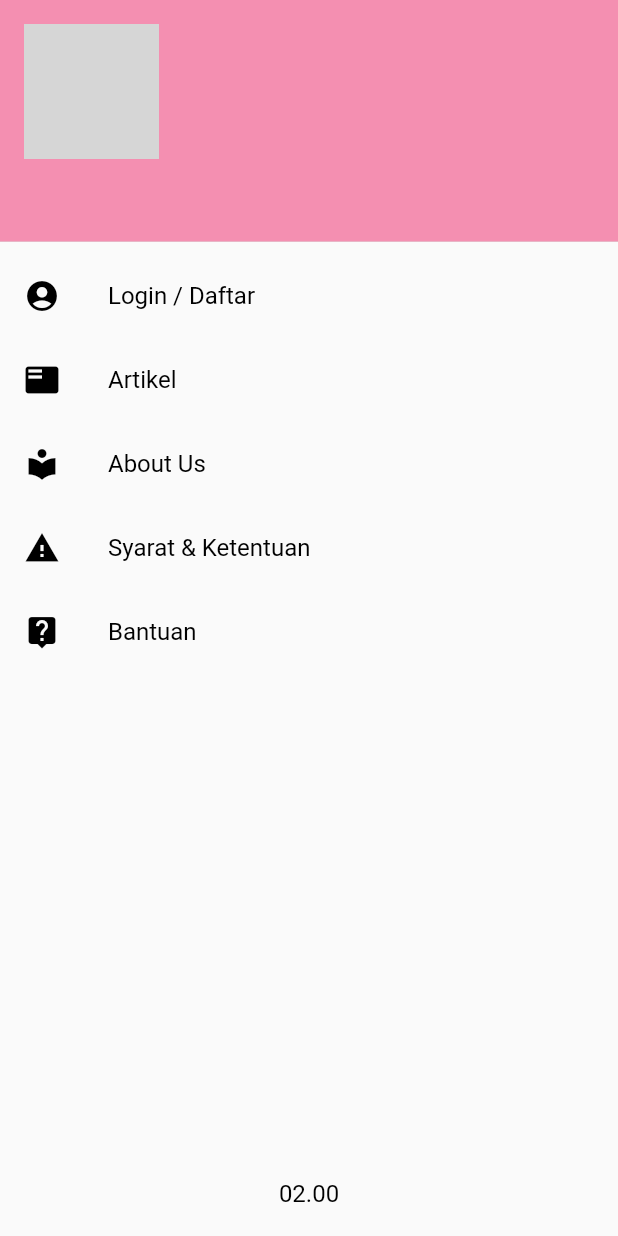
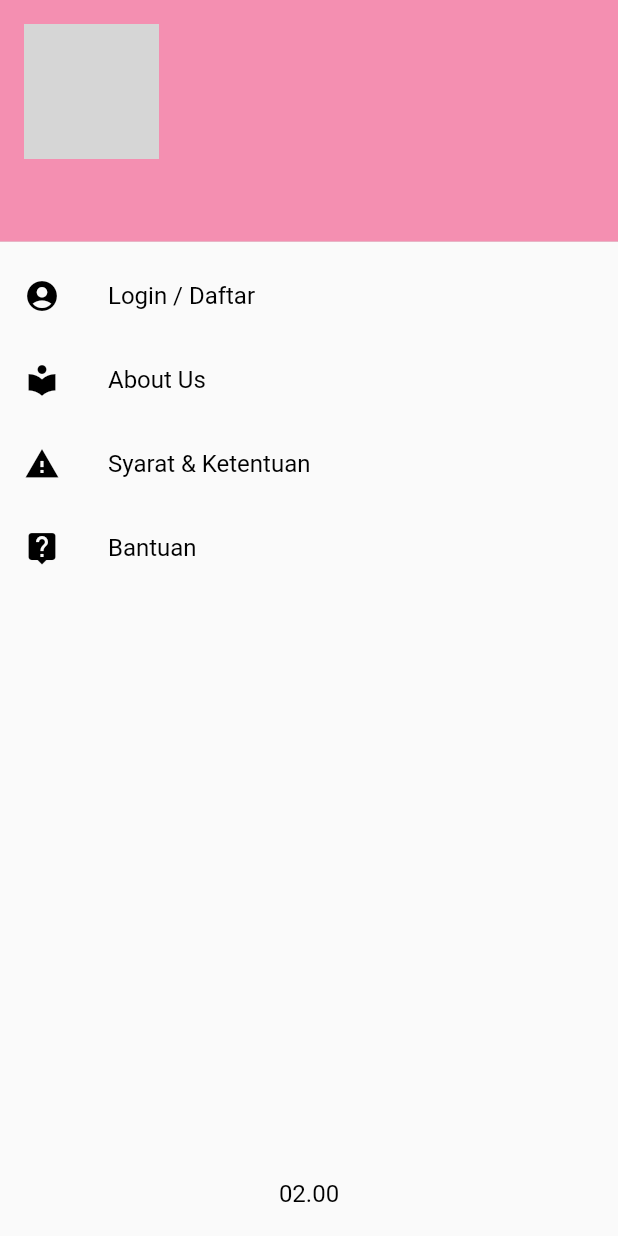
Before and after one commit to mnurs/klinikku, a Flutter app: the DrawerPage screen opened directly, on a phone screen of 412 x 824 dp. Run offline on Flutter 3.47's test engine with Material 2 defaults, Android fonts, the phone set to English and light mode, and no system bars; our stand-ins replace card_swiper, flutter_local_notifications, image_picker, rflutter_alert; missing offline and left inert: clipboard; network calls fail; grey boxes are pictures that could not be loaded.

```diff
--- a/lib/home/drawer.dart
+++ b/lib/home/drawer.dart
@@ -311,19 +311,6 @@ class _DrawerPageState extends State<DrawerPage> {
             ),
             ListTile(
               title: Text(
-                'Artikel',
-                style: TextStyle(color: Colors.black),
-              ),
-              leading: Icon(
-                Icons.featured_play_list,
-                color: Colors.black,
-              ),
-              onTap: () {
-                Navigator.of(context).pushNamed("/Articles");
-              },
-            ),
-            ListTile(
-              title: Text(
                 'About Us',
                 style: TextStyle(color: Colors.black),
               ),
--- a/lib/register/daftar.dart
+++ b/lib/register/daftar.dart
@@ -2,6 +2,7 @@ import 'dart:convert';
 
 import 'package:flutter/material.dart';
 import 'package:intl/intl.dart';
+import 'package:klinikku/auth/login.dart';
 import 'package:klinikku/config/config.dart';
 import 'package:klinikku/home/home.dart';
 import 'package:klinikku/model/Combobox.dart';
@@ -64,7 +65,7 @@ class _PendaftaranState extends State<Pendaftaran> {
     Config.isLogin = true;
     setState(() {});
     await Alert(context: context, title: "Success",type:AlertType.info, desc: "Berhasil Daftar").show();
-    Navigator.push(context, MaterialPageRoute(builder: (context) => HomePage()));
+    Navigator.push(context, MaterialPageRoute(builder: (context) => LoginPage()));
   }
 
   @override
```
